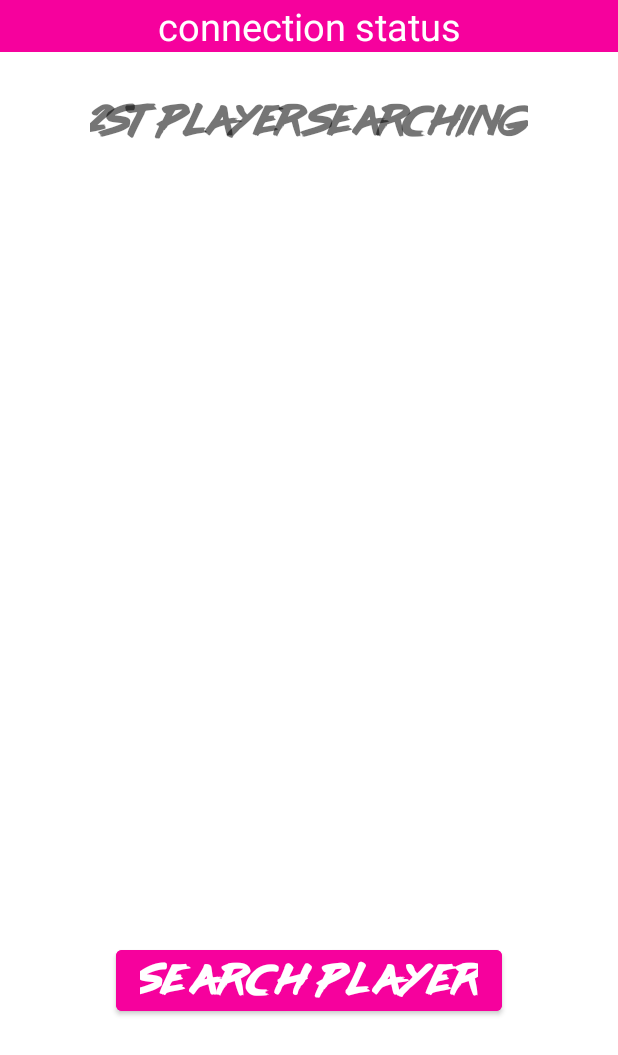
After one commit to mohapasto0619/AlienSlayer_2184, an Android app: the ConnectionFragment screen opened through its navigation route, on a phone screen of 412 x 824 dp. The commit adds this screen. Shown: the top 1055 px of the screen. Run offline under Robolectric (Android 15) with nearby library versions, the phone set to English and light mode, and no system bars.

Commit message:
beta 0.69

```diff
--- a/app/src/main/AndroidManifest.xml
+++ b/app/src/main/AndroidManifest.xml
@@ -1,6 +1,11 @@
 <?xml version="1.0" encoding="utf-8"?>
 <manifest xmlns:android="http://schemas.android.com/apk/res/android"
     package="fr.mastersid.meghasli.alienslayer2184">
+
+    <uses-permission android:name="android.permission.ACCESS_FINE_LOCATION" />
+    <uses-permission android:name="android.permission.ACCESS_NETWORK_STATE" />
+    <uses-permission android:name="android.permission.ACCESS_WIFI_STATE"/>
+    <uses-permission android:name="android.permission.CHANGE_WIFI_STATE"/>
 
     <application
         android:allowBackup="true"
--- /dev/null
+++ b/app/src/main/java/fr/mastersid/meghasli/alienslayer2184/ConnectionFragment.java
@@ -0,0 +1,169 @@
+package fr.mastersid.meghasli.alienslayer2184;
+
+import android.Manifest;
+import android.app.Activity;
+import android.content.BroadcastReceiver;
+import android.content.Context;
+import android.content.Intent;
+import android.content.IntentFilter;
+import android.content.pm.PackageManager;
+import android.net.wifi.WifiManager;
+import android.net.wifi.p2p.WifiP2pDevice;
+import android.net.wifi.p2p.WifiP2pDeviceList;
+import android.net.wifi.p2p.WifiP2pManager;
+import android.os.Build;
+import android.os.Bundle;
+import android.os.Looper;
+import android.provider.Settings;
+import android.util.Log;
+import android.view.LayoutInflater;
+import android.view.View;
+import android.view.ViewGroup;
+import android.widget.ArrayAdapter;
+import android.widget.Toast;
+
+import androidx.activity.result.ActivityResult;
+import androidx.activity.result.ActivityResultCallback;
+import androidx.activity.result.ActivityResultLauncher;
+import androidx.activity.result.contract.ActivityResultContracts;
+import androidx.annotation.RequiresApi;
+import androidx.core.app.ActivityCompat;
+import androidx.fragment.app.Fragment;
+import androidx.navigation.Navigation;
+
+import java.util.ArrayList;
+import java.util.List;
+import java.util.Objects;
+
+import fr.mastersid.meghasli.alienslayer2184.databinding.FragmentConnectionBinding;
+
+import static android.os.Looper.getMainLooper;
+
+public class ConnectionFragment extends Fragment {
+    private FragmentConnectionBinding binding;
+    WifiManager mWifi;
+    WifiP2pManager manager;
+    WifiP2pManager.Channel channel;
+    BroadcastReceiver receiver;
+    IntentFilter intentFilter;
+
+    List<WifiP2pDevice> peers = new ArrayList<WifiP2pDevice>();
+    String[] deviceNameArray;
+    WifiP2pDevice[] deviceArray;
+
+
+    @Override
+    public View onCreateView(LayoutInflater inflater,
+                             ViewGroup container,
+                             Bundle savedInstanceState) {
+        binding = FragmentConnectionBinding.inflate(inflater, container, false);
+        View view = binding.getRoot();
+        return view;
+    }
+
+    @Override
+    public void onDestroyView() {
+        super.onDestroyView();
+        binding = null;
+    }
+
+    @RequiresApi(api = Build.VERSION_CODES.M)
+    @Override
+    public void onViewCreated(View view, Bundle savedInstanceState) {
+        super.onViewCreated(view, savedInstanceState);
+        init();
+        enableWifi();
+
+        binding.searchButton.setOnClickListener(new View.OnClickListener() {
+            @Override
+            public void onClick(View v) {
+                if (ActivityCompat.checkSelfPermission(getContext(), Manifest.permission.ACCESS_FINE_LOCATION) != PackageManager.PERMISSION_GRANTED) {
+                    binding.connectionStatus.setText("Permission denied");
+                    return;
+                }
+                manager.discoverPeers(channel, new WifiP2pManager.ActionListener() {
+                    @Override
+                    public void onSuccess() {
+                        binding.connectionStatus.setText("Discovery started");
+                    }
+
+                    @Override
+                    public void onFailure(int reason) {
+                        binding.connectionStatus.setText("Discovery failed");
+                    }
+                });
+            }
+        });
+    }
+
+    private void init() {
+        mWifi = (WifiManager) getActivity().getApplicationContext().getSystemService(Context.WIFI_SERVICE);
+        manager = (WifiP2pManager) getActivity().getSystemService(Context.WIFI_P2P_SERVICE);
+        channel = manager.initialize(getActivity(), getMainLooper(),null);
+        receiver = new WifiDirectBroadcastReceiver(manager,channel,this,getActivity());
+        intentFilter = new IntentFilter();
+        intentFilter.addAction(WifiP2pManager.WIFI_P2P_STATE_CHANGED_ACTION);
+        intentFilter.addAction(WifiP2pManager.WIFI_P2P_PEERS_CHANGED_ACTION);
+        intentFilter.addAction(WifiP2pManager.WIFI_P2P_CONNECTION_CHANGED_ACTION);
+    }
+
+
+    @RequiresApi(api = Build.VERSION_CODES.M)
+    private void enableWifi() {
+        Intent intent = new Intent(Settings.ACTION_WIFI_SETTINGS);
+        if (!mWifi.isWifiEnabled()){
+            wifiSettingsResultLauncher.launch(intent);
+            Toast.makeText(getActivity(),"Please Turn ON Wifi",Toast.LENGTH_SHORT).show();
+        }
+    }
+
+    ActivityResultLauncher<Intent> wifiSettingsResultLauncher = registerForActivityResult(
+            new ActivityResultContracts.StartActivityForResult(),
+            new ActivityResultCallback<ActivityResult>() {
+                @Override
+                public void onActivityResult(ActivityResult result) {
+                    if (result.getResultCode() == Activity.RESULT_OK) {
+                        // There are no request codes
+                        Intent data = result.getData();
+                    }
+                }
+            });
+
+    WifiP2pManager.PeerListListener peerListListener = new WifiP2pManager.PeerListListener(){
+        @Override
+        public void onPeersAvailable(WifiP2pDeviceList wifiP2pDeviceList) {
+            if(!wifiP2pDeviceList.equals(peers)){
+                peers.clear();
+                peers.addAll(wifiP2pDeviceList.getDeviceList());
+                deviceNameArray = new String[wifiP2pDeviceList.getDeviceList().size()];
+                deviceArray = new WifiP2pDevice[wifiP2pDeviceList.getDeviceList().size()];
+
+                int i = 0;
+                for(WifiP2pDevice device : wifiP2pDeviceList.getDeviceList()){
+                    deviceNameArray[i] = device.deviceName;
+                    deviceArray[i] = device;
+                }
+                ArrayAdapter<String> arrayAdapter = new ArrayAdapter<>(getActivity().getApplicationContext(),
+                        android.R.layout.simple_list_item_1,deviceNameArray);
+                binding.devicesList.setAdapter(arrayAdapter);
+
+                if(peers.size() == 0){
+                    binding.connectionStatus.setText("No Device");
+                    return;
+                }
+            }
+        }
+    };
+
+    @Override
+    public void onResume() {
+        super.onResume();
+        requireActivity().registerReceiver(receiver,intentFilter);
+    }
+
+    @Override
+    public void onPause() {
+        super.onPause();
+        requireActivity().unregisterReceiver(receiver);
+    }
+}
--- a/app/src/main/java/fr/mastersid/meghasli/alienslayer2184/MainActivity.java
+++ b/app/src/main/java/fr/mastersid/meghasli/alienslayer2184/MainActivity.java
@@ -32,6 +32,7 @@ public class MainActivity extends AppCompatActivity {
 
         });
 
+
     }
 
     @Override
--- a/app/src/main/java/fr/mastersid/meghasli/alienslayer2184/MenuFragment.java
+++ b/app/src/main/java/fr/mastersid/meghasli/alienslayer2184/MenuFragment.java
@@ -57,6 +57,13 @@ public class MenuFragment extends Fragment {
             }
         });
 
+        binding.buttonMulti.setOnClickListener(new View.OnClickListener() {
+            @Override
+            public void onClick(View v) {
+                Navigation.findNavController(view).navigate(R.id.action_menuFragment_to_connectionFragment);
+            }
+        });
+
         /*MutableLiveData data = new MutableLiveData();
         data.setValue("yes");
         data.observe(getViewLifecycleOwner(), value ->{
--- a/app/src/main/java/fr/mastersid/meghasli/alienslayer2184/SoloNameInputFragment.java
+++ b/app/src/main/java/fr/mastersid/meghasli/alienslayer2184/SoloNameInputFragment.java
@@ -1,6 +1,7 @@
 package fr.mastersid.meghasli.alienslayer2184;
 
 
+import android.bluetooth.BluetoothAdapter;
 import android.net.Uri;
 import android.os.Bundle;
 import android.text.method.ScrollingMovementMethod;
@@ -14,6 +15,7 @@ import fr.mastersid.meghasli.alienslayer2184.databinding.FragmentSoloNameInputBi
 
 public class SoloNameInputFragment extends Fragment {
     private FragmentSoloNameInputBinding binding;
+
 
     @Override
     public View onCreateView (LayoutInflater inflater,
--- /dev/null
+++ b/app/src/main/java/fr/mastersid/meghasli/alienslayer2184/WifiDirectBroadcastReceiver.java
@@ -0,0 +1,49 @@
+package fr.mastersid.meghasli.alienslayer2184;
+
+import android.Manifest;
+import android.content.BroadcastReceiver;
+import android.content.Context;
+import android.content.Intent;
+import android.content.pm.PackageManager;
+import android.net.wifi.p2p.WifiP2pManager;
+import android.widget.Toast;
+
+import androidx.core.app.ActivityCompat;
+import androidx.fragment.app.Fragment;
+import androidx.fragment.app.FragmentActivity;
+
+public class WifiDirectBroadcastReceiver extends BroadcastReceiver {
+    private WifiP2pManager manager;
+    private WifiP2pManager.Channel channel;
+    private ConnectionFragment fragment;
+    private Context context;
+
+    public WifiDirectBroadcastReceiver(WifiP2pManager manager, WifiP2pManager.Channel channel,
+                                       ConnectionFragment fragment, Context context) {
+        this.manager = manager;
+        this.channel = channel;
+        this.fragment = fragment;
+        this.context = context;
+    }
+
+    @Override
+    public void onReceive(Context context, Intent intent) {
+        String action = intent.getAction();
+
+        if (WifiP2pManager.WIFI_P2P_STATE_CHANGED_ACTION.equals(action)) {
+
+        } else if (WifiP2pManager.WIFI_P2P_PEERS_CHANGED_ACTION.equals(action)) {
+            if (manager != null) {
+                if (ActivityCompat.checkSelfPermission(context, Manifest.permission.ACCESS_FINE_LOCATION) != PackageManager.PERMISSION_GRANTED) {
+                    Toast.makeText(context, "Connexion to other devices failed",Toast.LENGTH_SHORT).show();
+                    return;
+                }
+                manager.requestPeers(channel, fragment.peerListListener);
+            }
+        }
+        else if(WifiP2pManager.WIFI_P2P_CONNECTION_CHANGED_ACTION.equals(action)){
+
+        }
+
+    }
+}
--- /dev/null
+++ b/app/src/main/res/layout/fragment_connection.xml
@@ -0,0 +1,41 @@
+<?xml version="1.0" encoding="utf-8"?>
+<LinearLayout xmlns:android="http://schemas.android.com/apk/res/android"
+    android:orientation="vertical" android:layout_width="match_parent"
+    android:layout_height="match_parent">
+
+    <TextView
+        android:id="@+id/connection_status"
+        android:layout_width="match_parent"
+        android:layout_height="wrap_content"
+        android:text="connection status"
+        android:textAlignment="center"
+        android:textSize="25sp"
+        android:textColor="@color/white"
+        android:background="@color/pink100"
+        />
+
+    <TextView
+        android:layout_width="wrap_content"
+        android:layout_height="wrap_content"
+        android:text="2st Player Searching"
+        android:textSize="25sp"
+        android:layout_gravity="center"
+        android:layout_marginTop="30dp"
+        android:fontFamily="@font/lazer84"/>
+    <ListView
+        android:id="@+id/devices_list"
+        android:layout_width="match_parent"
+        android:layout_height="450dp"
+        android:layout_marginTop="40dp"
+        />
+    <Button
+        android:id="@+id/search_button"
+        android:layout_width="wrap_content"
+        android:layout_height="wrap_content"
+        android:text="Search Player"
+        android:layout_gravity="center"
+        android:layout_marginTop="40dp"
+        android:fontFamily="@font/lazer84"
+        android:backgroundTint="@color/pink100"
+        android:textSize="25sp"/>
+</LinearLayout>
--- a/app/src/main/res/navigation/nav_graph.xml
+++ b/app/src/main/res/navigation/nav_graph.xml
@@ -17,6 +17,9 @@
         <action
             android:id="@+id/action_menuFragment_to_optionsFragment"
             app:destination="@id/optionsFragment" />
+        <action
+            android:id="@+id/action_menuFragment_to_connectionFragment"
+            app:destination="@id/connectionFragment" />
     </fragment>
     <fragment
         android:id="@+id/soloFragment"
@@ -68,5 +71,9 @@
             android:id="@+id/action_soloGameOverFragment_to_menuFragment"
             app:destination="@id/menuFragment" />
     </fragment>
+    <fragment
+        android:id="@+id/connectionFragment"
+        android:name="fr.mastersid.meghasli.alienslayer2184.ConnectionFragment"
+        android:label="ConnectionFragment" />
 
 </navigation>
```
Also changed, not shown: app/src/main/res/layout/fragment_solo_name_input.xml (+7 -5 lines).
